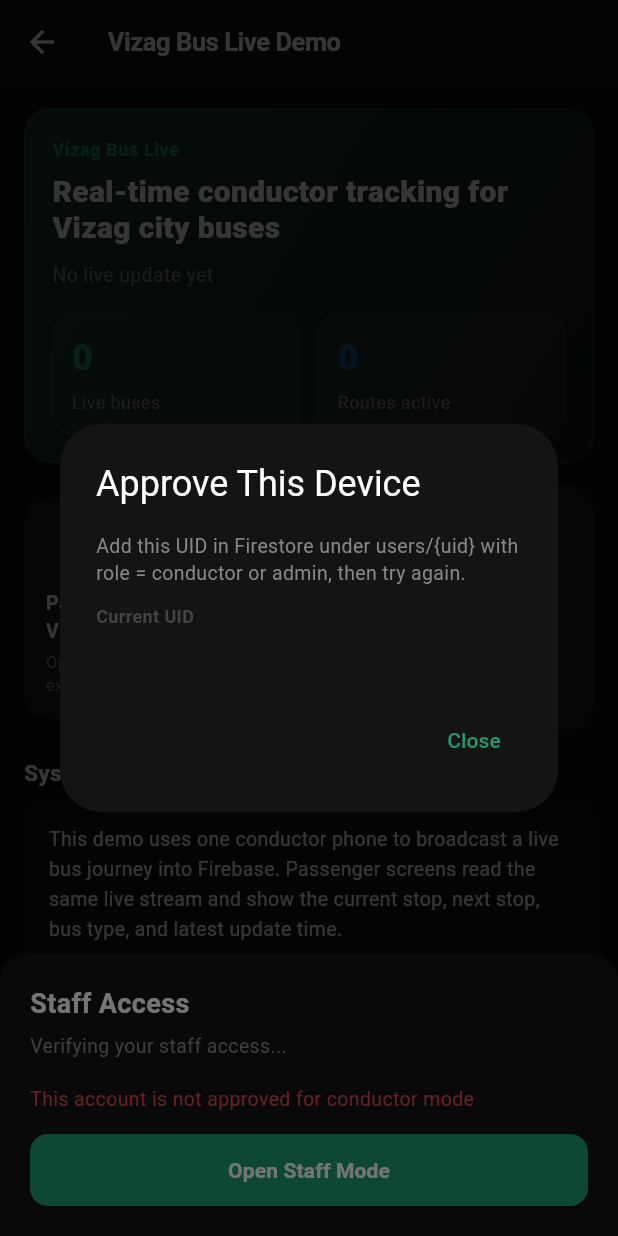
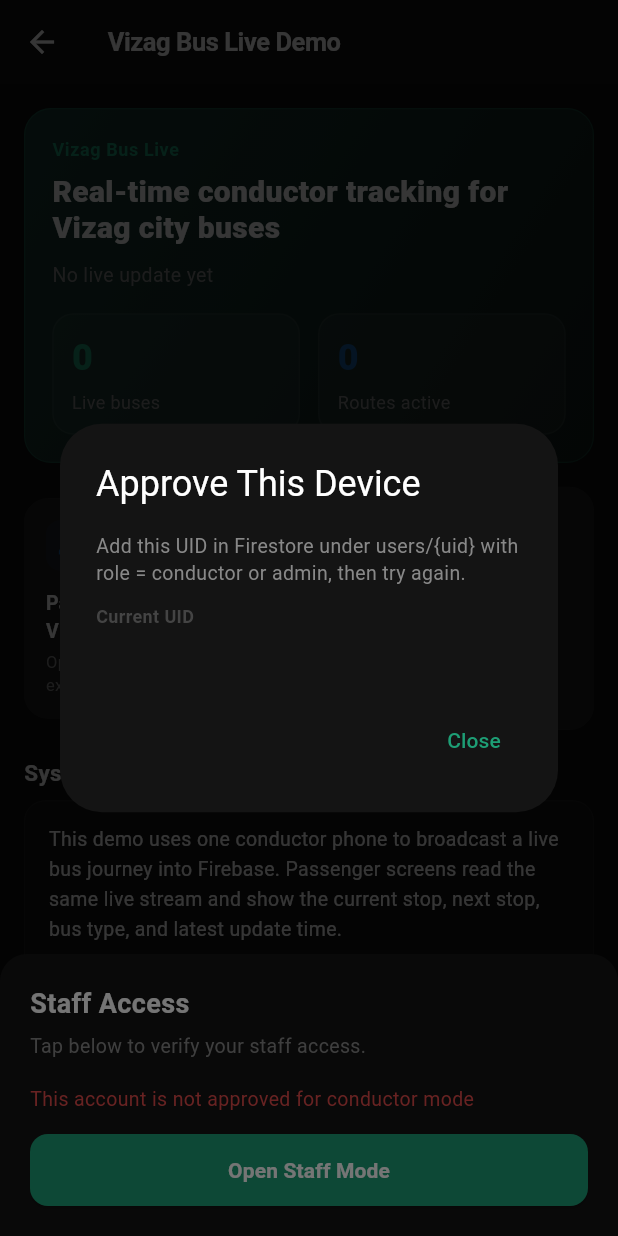
Before and after one commit to god88844-hub/where-is-my-bus, a Flutter app: the DemoDashboardScreen screen opened directly, after a tap on "Staff Mode", on a phone screen of 412 x 824 dp. Run offline on Flutter 3.47's test engine with Material 3 defaults, Android fonts, the phone set to English and light mode, and no system bars; our stand-ins replace cloud_firestore, firebase_auth, firebase_core, firebase_database, geolocator, permission_handler and 1 more; accounts and stored records are empty.

Commit message:
fix: use distinct default subtitle so ternary shows correct text after error
Co-Authored-By: Teja Alla <god88844@gmail.com>

```diff
--- a/lib/widgets/staff_mode_access.dart
+++ b/lib/widgets/staff_mode_access.dart
@@ -7,7 +7,7 @@ import '../utils/app_theme.dart';
 Future<void> showStaffModeAccessSheet(
   BuildContext context, {
   String title = 'Staff Mode',
-  String subtitle = 'Verifying your staff access...',
+  String subtitle = 'Tap below to verify your staff access.',
   String buttonLabel = 'Open Staff Mode',
 }) async {
   final shouldOpenConductor = await showModalBottomSheet<bool>(
```
